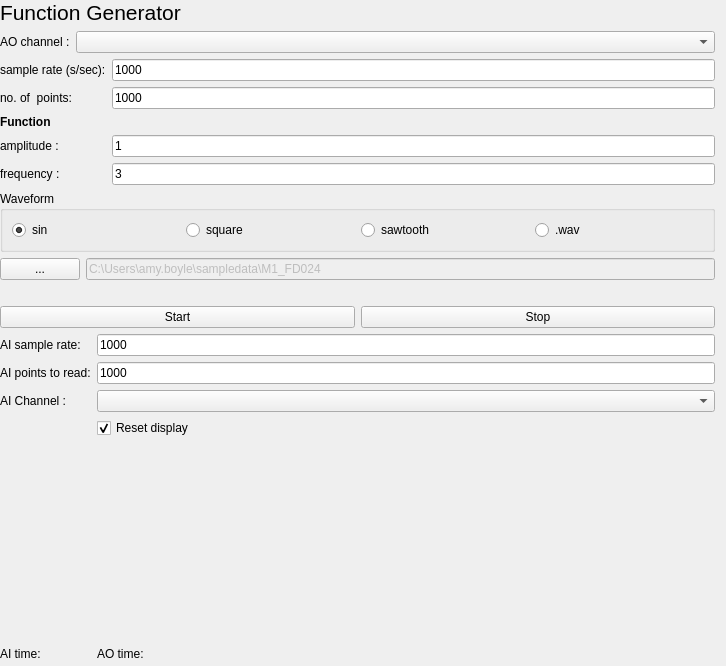
Above: function_generator.ui from portfors-lab/sparkle before the change. Below: the same form after it.
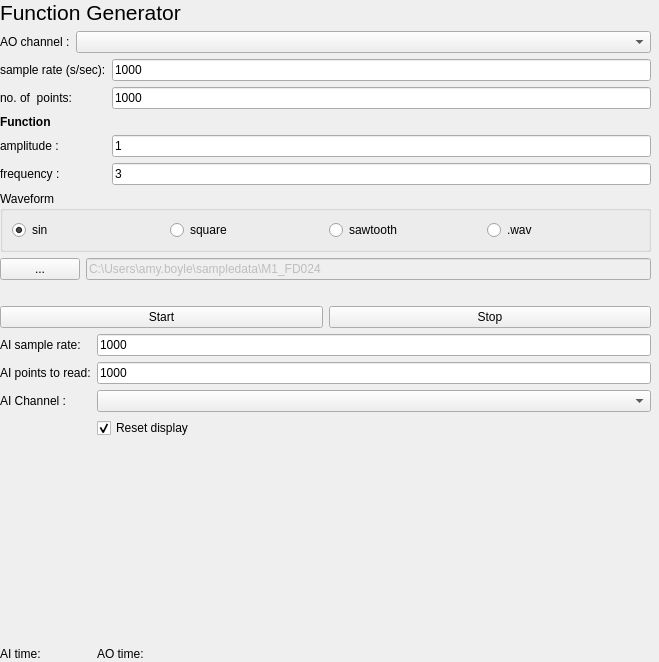
That is the form after the change. Custom widgets are drawn as their Qt base class.

```diff
--- a/function_generator.ui
+++ b/function_generator.ui
@@ -6,8 +6,8 @@
    <rect>
     <x>0</x>
     <y>0</y>
-    <width>726</width>
-    <height>666</height>
+    <width>659</width>
+    <height>662</height>
    </rect>
   </property>
   <property name="windowTitle">
@@ -18,7 +18,7 @@
     <rect>
      <x>0</x>
      <y>0</y>
-     <width>721</width>
+     <width>657</width>
      <height>661</height>
     </rect>
    </property>
```
Left out of the diff: 12 changed lines with no effect on the pictures.
